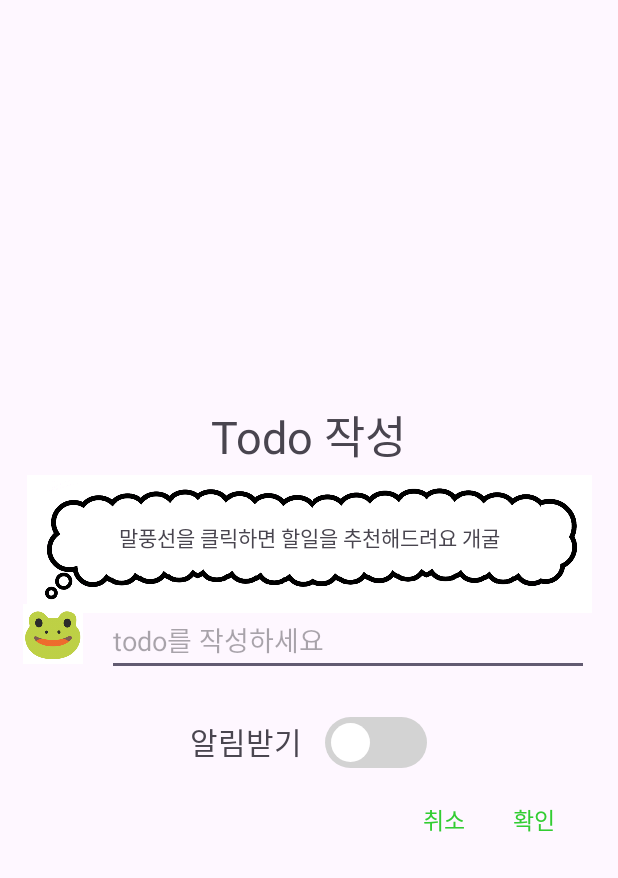
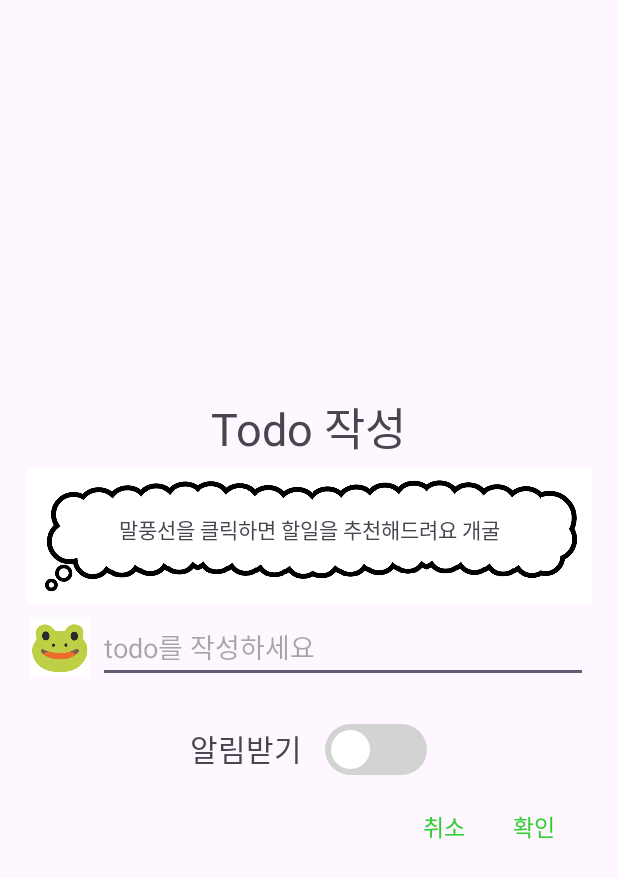
Before and after one commit to yeolife/FrogDetox, an Android app: the layout dialog_todomake.xml on its own in the app's theme, with its tools: preview values and no code run, on a phone screen of 412 x 824 dp. Shown: the top 878 px of the screen. Run offline under Robolectric (Android 15) with nearby library versions, the phone set to English and light mode, and no system bars.

```diff
--- a/app/src/main/java/com/ssafy/frogdetox/data/local/SharedPreferencesManager.kt
+++ b/app/src/main/java/com/ssafy/frogdetox/data/local/SharedPreferencesManager.kt
@@ -32,10 +32,8 @@ object SharedPreferencesManager {
         preferences.edit().apply(){
             putBoolean("sleepState",state).apply()
         }
-        Log.d(TAG, "putSleepState: $state")
     }
     fun getSleepState():Boolean{
-        Log.d(TAG, "getSleepState: ${preferences.getBoolean("sleepState", false)}")
         return preferences.getBoolean("sleepState",false)
     }
 
--- a/app/src/main/java/com/ssafy/frogdetox/data/remote/TodoRepository.kt
+++ b/app/src/main/java/com/ssafy/frogdetox/data/remote/TodoRepository.kt
@@ -16,6 +16,7 @@ import kotlinx.coroutines.Dispatchers
 import kotlinx.coroutines.withContext
 import java.util.concurrent.CountDownLatch
 
+private const val TAG = "TodoRepository_싸피"
 class TodoRepository {
     private val myRef = Firebase.database.getReference("Todo").apply {
         keepSynced(true)
@@ -107,13 +108,12 @@ class TodoRepository {
         val key = myRef.push().key.toString()
 
         todo.id = key
-
+        Log.d(TAG, "todoInsert: $key")
         myRef.child(key).setValue(todo)
     }
 
     fun todoContentUpdate(todo: TodoDto) {
-        val childUpdates: Map<String, Any> = mapOf("content" to todo.content, "alarm" to todo.isAlarm,"alarmCode" to todo.alarmCode,"time" to todo.alarmTime)
-
+        val childUpdates: Map<String, Any> = mapOf("content" to todo.content, "alarm" to todo.isAlarm,"alarmCode" to todo.alarmCode,"alarmTime" to todo.alarmTime)
         myRef.child(todo.id).updateChildren(childUpdates)
     }
 
--- a/app/src/main/java/com/ssafy/frogdetox/ui/todo/TodoFragment.kt
+++ b/app/src/main/java/com/ssafy/frogdetox/ui/todo/TodoFragment.kt
@@ -29,7 +29,6 @@ import com.kizitonwose.calendar.core.firstDayOfWeekFromLocale
 import com.kizitonwose.calendar.view.ViewContainer
 import com.kizitonwose.calendar.view.WeekDayBinder
 import com.ssafy.frogdetox.R
-import com.ssafy.frogdetox.common.AlarmManager
 import com.ssafy.frogdetox.common.LocalAPIKey
 import com.ssafy.frogdetox.common.LongToLocaldate
 import com.ssafy.frogdetox.common.Permission
@@ -224,7 +223,7 @@ class TodoFragment : Fragment() {
         bindingTMD.lyResult.isVisible = false
         //network작업 Runnable --> lambda
         bindingTMD.tvAiText.setOnClickListener {
-            val apiKey = LocalAPIKey.getSecretKey(mainActivity, "chatgpt_api_key")
+            val apiKey = "sk-proj-aKurzhjxFAHM3X4c2b4aT3BlbkFJYmvUVRqAZSRrvEc99E93"
             GlobalScope.launch(Dispatchers.IO) {
                 val job = CoroutineScope(Dispatchers.Main).launch {
                     bindingTMD.tvloading.text = "흠..."
--- a/app/src/main/java/com/ssafy/frogdetox/ui/todo/TodoListAdapter.kt
+++ b/app/src/main/java/com/ssafy/frogdetox/ui/todo/TodoListAdapter.kt
@@ -65,6 +65,7 @@ class TodoListAdapter() :
             when (getItem(position)) {
                 is DataItem.Header -> TYPE_HEADER
                 is DataItem.TodoItem -> TYPE_ITEM
+                else -> {0}
             }
         }
     }
--- a/app/src/main/res/layout/dialog_todomake.xml
+++ b/app/src/main/res/layout/dialog_todomake.xml
@@ -156,8 +156,8 @@
             android:id="@+id/linearLayout"
             android:layout_width="match_parent"
             android:layout_height="wrap_content"
-            android:layout_marginStart="5dp"
-            android:layout_marginTop="-10dp"
+            android:layout_marginStart="10dp"
+            android:gravity="center_vertical"
             app:layout_constraintStart_toStartOf="parent"
             app:layout_constraintTop_toBottomOf="@+id/saylayout">
 
@@ -169,31 +169,18 @@
                 app:layout_constraintTop_toBottomOf="@id/saylayout"
                 app:srcCompat="@drawable/cutefrog" />
 
-            <TextView
-                android:layout_width="match_parent"
-                android:layout_height="wrap_content"
-                android:layout_weight="1"
-                android:text=" " />
-
             <EditText
                 android:id="@+id/etTodo"
                 android:layout_width="match_parent"
                 android:layout_height="wrap_content"
                 android:layout_marginStart="5dp"
-                android:layout_weight=".16"
                 android:hint="todo를 작성하세요"
                 android:inputType="textMultiLine"
                 android:lines="3"
+                android:layout_marginEnd="10dp"
                 android:maxLines="4"
                 android:minLines="1"
                 android:scrollbars="vertical" />
-
-            <TextView
-                android:layout_width="match_parent"
-                android:layout_height="wrap_content"
-                android:layout_weight="1"
-                android:text=" " />
-
 
         </LinearLayout>
     </androidx.constraintlayout.widget.ConstraintLayout>
```
Also changed, not shown: app/src/main/java/com/ssafy/frogdetox/service/receiver/AlarmReceiver.kt (+5 -4 lines), app/src/main/java/com/ssafy/frogdetox/ui/detox/DetoxSleepFragment.kt (+6 -6 lines), app/src/main/java/com/ssafy/frogdetox/ui/detox/ScreenSaverManager.kt (added, +51 -0 lines), app/src/main/java/com/ssafy/frogdetox/ui/todo/AlarmManager.kt (renamed from app/src/main/java/com/ssafy/frogdetox/common/AlarmManager.kt, +2 -45 lines).
